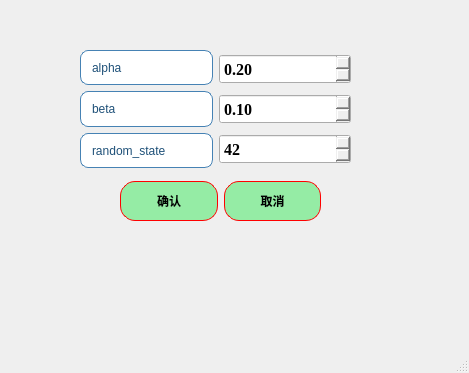
Before: the Qt Designer form ui/algorithms8_REMTW_para.ui in azhongege24/predict_first, drawn with Qt 5.
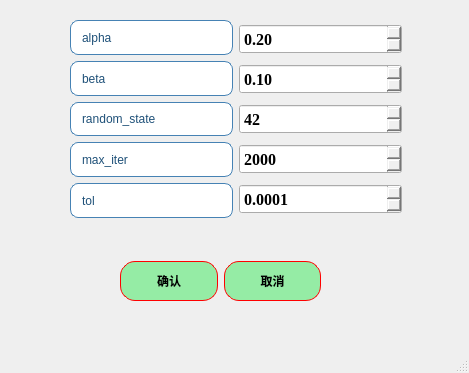
After: the same form once the commit is applied.

Commit message: 今天把REMTW算法的超参数添加了两个就是maxi_iter和tol

```diff
--- a/ui/algorithms8_REMTW_para.ui
+++ b/ui/algorithms8_REMTW_para.ui
@@ -18,7 +18,7 @@
     <property name="geometry">
      <rect>
       <x>120</x>
-      <y>180</y>
+      <y>260</y>
       <width>201</width>
       <height>42</height>
      </rect>
@@ -88,13 +88,13 @@
      </item>
     </layout>
    </widget>
-   <widget class="QWidget" name="">
+   <widget class="QWidget" name="layoutWidget">
     <property name="geometry">
      <rect>
-      <x>80</x>
-      <y>50</y>
-      <width>271</width>
-      <height>118</height>
+      <x>70</x>
+      <y>20</y>
+      <width>332</width>
+      <height>198</height>
      </rect>
     </property>
     <layout class="QHBoxLayout" name="horizontalLayout_2">
@@ -184,6 +184,62 @@
          </property>
         </widget>
        </item>
+       <item>
+        <widget class="QLabel" name="label_max_iter">
+         <property name="styleSheet">
+          <string notr="true">QLabel {
+    border: 1px solid rgb(70, 130, 180);   /* 增强为科研蓝边框，参考Nature期刊图表色 */
+    border-radius: 8px;
+    padding: 4px 8px;
+    background-color: rgb(255, 255, 255);  /* 纯白背景提升对比度 */
+    color: rgb(30, 80, 120);               /* 深海军蓝文字，对比度达8:1 */
+    font: bold 16pt &quot;Times New Roman&quot;;     
+    qproperty-alignment: 'AlignCenter';
+    /* 强化阴影效果 */
+}
+
+QLabel:hover {
+    border-color: rgb(0, 100, 180);        /* 悬停时使用更高饱和的科研蓝 */
+    background-color: rgb(240, 248, 255);  /* 极浅蓝悬停反馈 */
+}
+
+QLabel:pressed {
+    background-color: rgb(220, 240, 255);  /* 按压状态模拟墨水渗透效果 */
+}</string>
+         </property>
+         <property name="text">
+          <string>max_iter</string>
+         </property>
+        </widget>
+       </item>
+       <item>
+        <widget class="QLabel" name="label_4_tol">
+         <property name="styleSheet">
+          <string notr="true">QLabel {
+    border: 1px solid rgb(70, 130, 180);   /* 增强为科研蓝边框，参考Nature期刊图表色 */
+    border-radius: 8px;
+    padding: 4px 8px;
+    background-color: rgb(255, 255, 255);  /* 纯白背景提升对比度 */
+    color: rgb(30, 80, 120);               /* 深海军蓝文字，对比度达8:1 */
+    font: bold 16pt &quot;Times New Roman&quot;;     
+    qproperty-alignment: 'AlignCenter';
+    /* 强化阴影效果 */
+}
+
+QLabel:hover {
+    border-color: rgb(0, 100, 180);        /* 悬停时使用更高饱和的科研蓝 */
+    background-color: rgb(240, 248, 255);  /* 极浅蓝悬停反馈 */
+}
+
+QLabel:pressed {
+    background-color: rgb(220, 240, 255);  /* 按压状态模拟墨水渗透效果 */
+}</string>
+         </property>
+         <property name="text">
+          <string>tol</string>
+         </property>
+        </widget>
+       </item>
       </layout>
      </item>
      <item>
@@ -281,6 +337,73 @@
          </property>
         </widget>
        </item>
+       <item>
+        <widget class="QSpinBox" name="spinBox_max_iter">
+         <property name="minimumSize">
+          <size>
+           <width>0</width>
+           <height>30</height>
+          </size>
+         </property>
+         <property name="font">
+          <font>
+           <family>Times New Roman</family>
+           <pointsize>12</pointsize>
+           <weight>75</weight>
+           <bold>true</bold>
+          </font>
+         </property>
+         <property name="styleSheet">
+          <string notr="true">QSpinBox::up-button:pressed {
+    margin-top: 4px;  /* 模拟按压下沉 */
+}
+QSpinBox::down-button:pressed {
+    margin-top: 4px;
+}</string>
+         </property>
+         <property name="maximum">
+          <number>99999</number>
+         </property>
+         <property name="value">
+          <number>2000</number>
+         </property>
+        </widget>
+       </item>
+       <item>
+        <widget class="QDoubleSpinBox" name="doubleSpinBox_tol">
+         <property name="minimumSize">
+          <size>
+           <width>0</width>
+           <height>30</height>
+          </size>
+         </property>
+         <property name="font">
+          <font>
+           <family>Times New Roman</family>
+           <pointsize>12</pointsize>
+           <weight>75</weight>
+           <bold>true</bold>
+          </font>
+         </property>
+         <property name="styleSheet">
+          <string notr="true">QDoubleSpinBox::up-button:pressed {
+    margin-top: 4px;  /* 模拟按压下沉 */
+}
+QDoubleSpinBox::down-button:pressed {
+    margin-top: 4px;
+}</string>
+         </property>
+         <property name="decimals">
+          <number>4</number>
+         </property>
+         <property name="singleStep">
+          <double>0.000100000000000</double>
+         </property>
+         <property name="value">
+          <double>0.000100000000000</double>
+         </property>
+        </widget>
+       </item>
       </layout>
      </item>
     </layout>
```
The commit also changes 5 other files.
